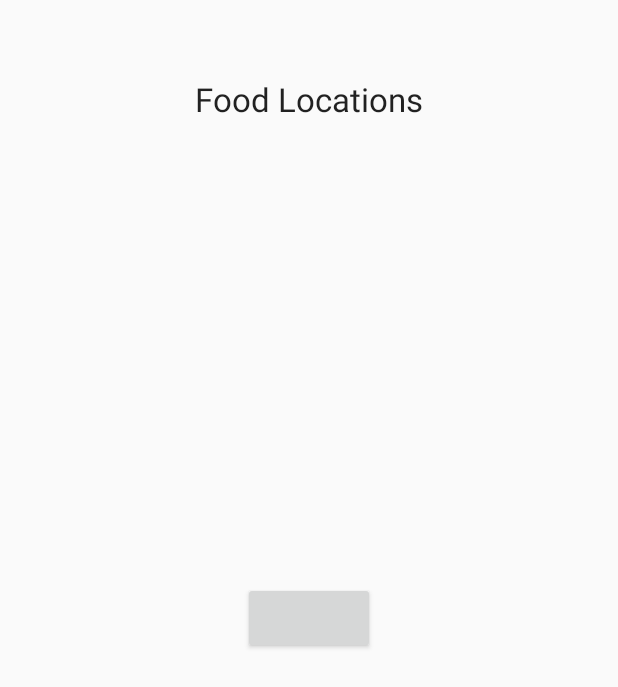
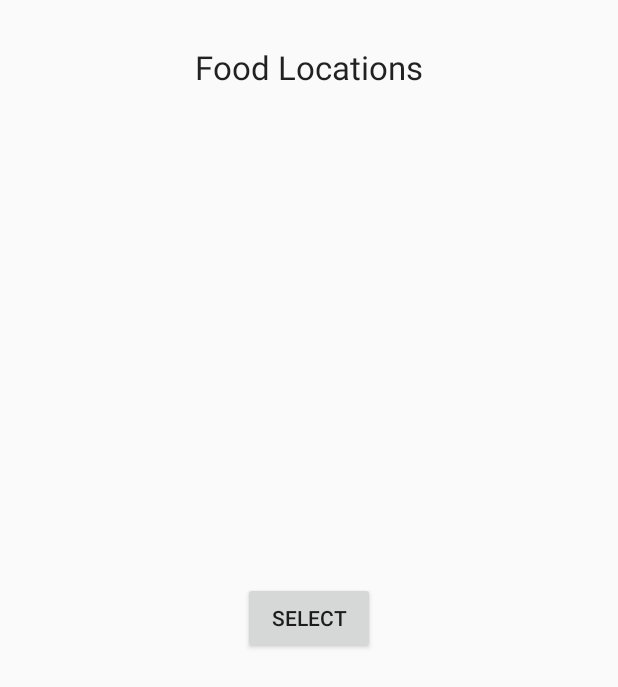
Before and after one commit to jeffrey-xiao/SnatchnGo, an Android app: the ChooseActivity screen opened directly, with no data from a screen before it, on a phone screen of 412 x 824 dp. Shown: the top 687 px of the screen. Run offline under Robolectric (Android 15) with nearby library versions, the phone set to English and light mode, and no system bars; libraries missing offline, so code that uses them is left out: com.firebase.client; 3 statements that could not run were skipped.

Commit message:
added location selection, no listview functional

```diff
--- a/app/src/main/java/refactor/mhacks/snatchngo/ChooseActivity.java
+++ b/app/src/main/java/refactor/mhacks/snatchngo/ChooseActivity.java
@@ -4,22 +4,68 @@ import android.content.Intent;
 import android.os.Bundle;
 import android.support.v7.app.ActionBarActivity;
 import android.text.Html;
+import android.util.Log;
 import android.view.View;
+import android.widget.ArrayAdapter;
 import android.widget.Button;
+import android.widget.ListView;
 
+import com.firebase.client.DataSnapshot;
 import com.firebase.client.Firebase;
+import com.firebase.client.FirebaseError;
+import com.firebase.client.ValueEventListener;
 
 /**
  * Created by abc96_000 on 2016-02-20.
  */
 public class ChooseActivity extends ActionBarActivity {
-
+    public String[] names;
+    public int locationCount=0;
+    public ListView locationChoice;
+    public Button moveOn;
     @Override protected void onCreate(Bundle savedInstanceState) {
         super.onCreate(savedInstanceState);
         setContentView(R.layout.choose_activity);
         Firebase.setAndroidContext(this);
-        Firebase rootRef = new Firebase("https://snatch-and-go.firebaseio.com/web/data");
+        Firebase rootRef = new Firebase("https://snatch-and-go.firebaseio.com");
+        rootRef.addListenerForSingleValueEvent(new ValueEventListener() {
+            @Override
+            public void onDataChange(DataSnapshot snapshot) {
+                locationCount = (int) snapshot.child("locations").getChildrenCount();
+                names = new String[locationCount];
+                for (int i = 0; i < locationCount; i++) {
+                    names[i] = (String) snapshot.child("locations/" + (i + 1) + "/name").getValue();
+                }
+            }
+            @Override
+            public void onCancelled(FirebaseError firebaseError) {
+                locationCount=0;
+            }
+        });
+        moveOn = (Button) findViewById(R.id.moveButton);
+        moveOn.setOnClickListener(new View.OnClickListener() {
+                @Override
+                public void onClick(View v) {
+                    Intent intent = new Intent(ChooseActivity.this, CategoryActivity.class);
+                    startActivity(intent);
+                }
+            });
 
+        //locationChoice = (ListView) findViewById(R.id.locatChoices);
+        // Defined Array values to show in ListView
+
+        // Define a new Adapter
+        // First parameter - Context
+        // Second parameter - Layout for the row
+        // Third parameter - ID of the TextView to which the data is written
+        // Forth - the Array of data
+        Log.d("debug",locationCount+"");
+        //ArrayAdapter<String> adapterLocat = new ArrayAdapter<String>(this,
+//                android.R.layout.simple_list_item_1, android.R.id.text1, names);
+
+        // Assign adapter to ListView
+//        locationChoice.setAdapter(adapterLocat);
 
     }
+
 }
--- /dev/null
+++ b/app/src/main/res/layout/category_activity.xml
@@ -0,0 +1,5 @@
+<?xml version="1.0" encoding="utf-8"?>
+<RelativeLayout xmlns:android="http://schemas.android.com/apk/res/android"
+    android:layout_width="match_parent" android:layout_height="match_parent">
+
+</RelativeLayout>
--- a/app/src/main/res/layout/choose_activity.xml
+++ b/app/src/main/res/layout/choose_activity.xml
@@ -8,15 +8,25 @@
         android:textAppearance="?android:attr/textAppearanceLarge"
         android:text="Food Locations"
         android:id="@+id/foodloc"
-        android:layout_marginTop="51dp"
+        android:layout_marginTop="30dp"
         android:layout_alignParentTop="true"
         android:layout_centerHorizontal="true" />
+
+    <ListView
+        android:layout_width="wrap_content"
+        android:layout_height="30dp"
+        android:id="@+id/locatChoices"
+        android:layout_alignParentBottom="true"
+        android:layout_alignParentLeft="true"
+        android:layout_alignParentStart="true"
+        android:layout_marginBottom="179dp" />
 
     <Button
         android:layout_width="wrap_content"
         android:layout_height="wrap_content"
-        android:text=""
-        android:id="@+id/button1"
+        android:text="sELECT"
+        android:id="@+id/moveButton"
         android:layout_centerVertical="true"
         android:layout_centerHorizontal="true" />
+
 </RelativeLayout>
```
Also changed, not shown: app/src/main/AndroidManifest.xml (+9 -0 lines), app/src/main/java/refactor/mhacks/snatchngo/CategoryActivity.java (added, +19 -0 lines).
